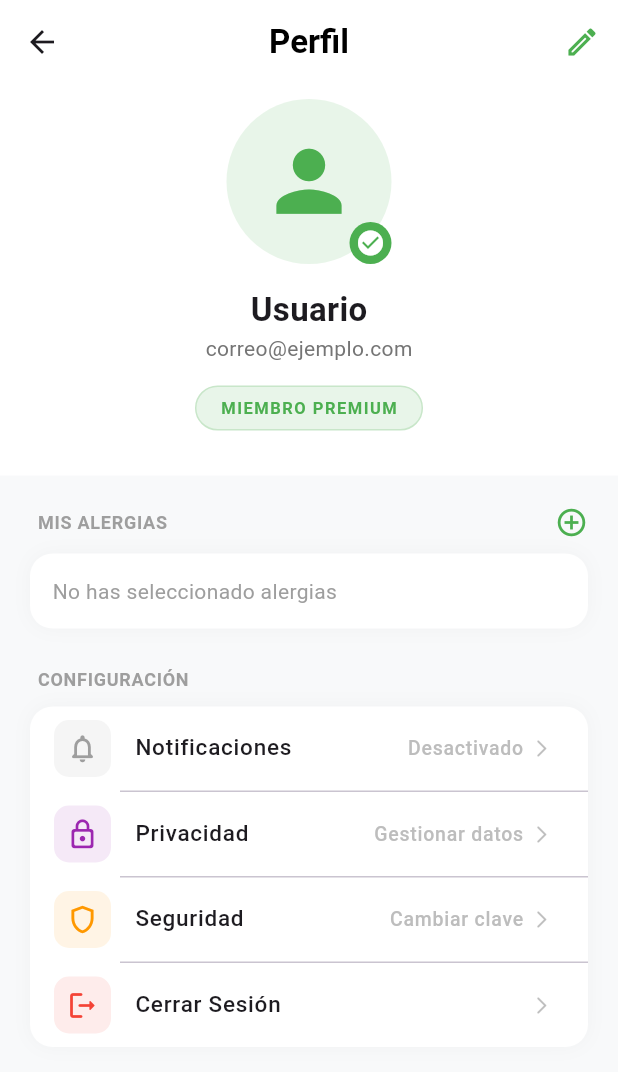
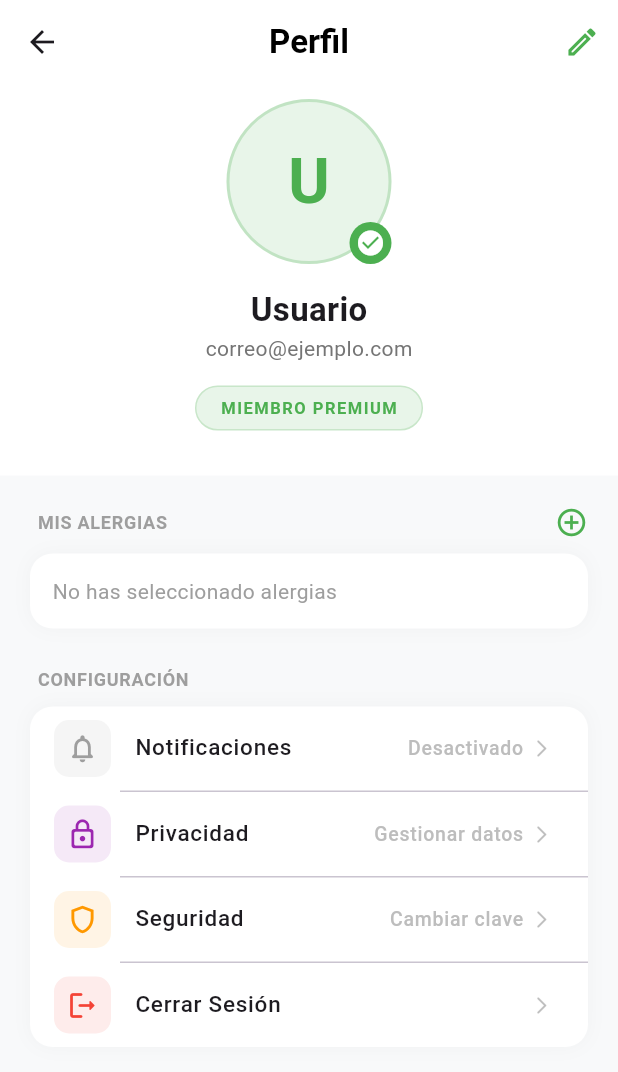
Before and after one commit to DanielARQ/SafeMenu, a Flutter app: the SettingsView screen opened by its route, after a tap on "Notificaciones", on a phone screen of 412 x 824 dp. Shown: the top 1072 px of the screen. Run offline on Flutter 3.47's test engine with Material 3 defaults, Android fonts, the phone set to English and light mode, and no system bars; our stand-ins replace camera, cloud_firestore, firebase_auth, firebase_core, google_sign_in, shared_preferences and 1 more; accounts and stored records are empty.

Commit message:
Correcion clase completa  en la vista settings view

```diff
--- a/lib/view/settings_view.dart
+++ b/lib/view/settings_view.dart
@@ -12,7 +12,7 @@ class SettingsView extends StatefulWidget {
 }
 
 class _SettingsViewState extends State<SettingsView> {
-  final prefs = UserPrefs(); // Acceso a los datos guardados
+  final prefs = UserPrefs();
   late bool _isNotifActive;
 
   @override
@@ -23,10 +23,13 @@ class _SettingsViewState extends State<SettingsView> {
 
   @override
   Widget build(BuildContext context) {
-    // Obtenemos los datos actuales persistidos
     String userName = prefs.name.isEmpty ? "Usuario" : prefs.name;
-    String userEmail = prefs.email.isEmpty ? "correo@ejemplo.com" : prefs.email;
+    String userEmail =
+        prefs.email.isEmpty ? "correo@ejemplo.com" : prefs.email;
     List<String> myAllergies = prefs.allergies;
+
+    final String initial =
+        userName.isNotEmpty ? userName.trim()[0].toUpperCase() : "U";
 
     return Scaffold(
       backgroundColor: const Color(0xFFF8F9FA),
@@ -50,7 +53,6 @@ class _SettingsViewState extends State<SettingsView> {
       body: SingleChildScrollView(
         child: Column(
           children: [
-            // --- CABECERA DE PERFIL ---
             Container(
               color: Colors.white,
               width: double.infinity,
@@ -60,13 +62,26 @@ class _SettingsViewState extends State<SettingsView> {
                   Stack(
                     alignment: Alignment.bottomRight,
                     children: [
-                      CircleAvatar(
-                        radius: 55,
-                        backgroundColor: Colors.green[50],
-                        child: const Icon(
-                          Icons.person,
-                          size: 65,
-                          color: Colors.green,
+                      Container(
+                        width: 110,
+                        height: 110,
+                        decoration: BoxDecoration(
+                          shape: BoxShape.circle,
+                          color: const Color(0xFFE8F5E9),
+                          border: Border.all(
+                            color: const Color(0xFF4CAF50).withOpacity(0.25),
+                            width: 2,
+                          ),
+                        ),
+                        child: Center(
+                          child: Text(
+                            initial,
+                            style: const TextStyle(
+                              fontSize: 42,
+                              fontWeight: FontWeight.bold,
+                              color: Color(0xFF4CAF50),
+                            ),
+                          ),
                         ),
                       ),
                       Container(
@@ -122,12 +137,11 @@ class _SettingsViewState extends State<SettingsView> {
 
             const SizedBox(height: 20),
 
-            // --- SECCIÓN: MIS ALERGIAS ---
             _buildSectionHeader("MIS ALERGIAS", Icons.add, () async {
-              // Al regresar de la pantalla de setup, refrescamos la vista
               await Navigator.pushNamed(context, '/setup');
               setState(() {});
             }),
+
             Container(
               width: double.infinity,
               margin: const EdgeInsets.symmetric(horizontal: 20),
@@ -158,8 +172,8 @@ class _SettingsViewState extends State<SettingsView> {
 
             const SizedBox(height: 25),
 
-            // --- SECCIÓN: CONFIGURACIÓN ---
             _buildSectionHeader("CONFIGURACIÓN", null, null),
+
             Container(
               margin: const EdgeInsets.symmetric(horizontal: 20),
               decoration: BoxDecoration(
@@ -178,18 +192,13 @@ class _SettingsViewState extends State<SettingsView> {
                     Icons.notifications_none_rounded,
                     "Notificaciones",
                     _isNotifActive ? "Activado" : "Desactivado",
-                    _isNotifActive
-                        ? Colors.green
-                        : Colors.grey, // El icono cambia de color
+                    _isNotifActive ? Colors.green : Colors.grey,
                     onTap: () {
                       setState(() {
-                        _isNotifActive =
-                            !_isNotifActive; // Cambiamos el estado visual
-                        prefs.notificationsEnabled =
-                            _isNotifActive; // Guardamos en memoria
+                        _isNotifActive = !_isNotifActive;
+                        prefs.notificationsEnabled = _isNotifActive;
                       });
 
-                      // Feedback rápido al usuario
                       ScaffoldMessenger.of(context).showSnackBar(
                         SnackBar(
                           content: Text(
@@ -198,9 +207,8 @@ class _SettingsViewState extends State<SettingsView> {
                                 : "Notificaciones silenciadas",
                           ),
                           duration: const Duration(milliseconds: 500),
-                          backgroundColor: _isNotifActive
-                              ? Colors.green
-                              : Colors.grey,
+                          backgroundColor:
+                              _isNotifActive ? Colors.green : Colors.grey,
                         ),
                       );
                     },
@@ -286,12 +294,10 @@ class _SettingsViewState extends State<SettingsView> {
   Widget _buildAllergyChip(String label) {
     return GestureDetector(
       onTap: () async {
-        // 1. Obtenemos la lista actual, quitamos la alergia y guardamos
         List<String> currentAllergies = List.from(prefs.allergies);
         currentAllergies.remove(label);
         prefs.allergies = currentAllergies;
 
-        // 2. Refrescamos la pantalla
         setState(() {});
 
         ScaffoldMessenger.of(context).showSnackBar(
@@ -401,11 +407,9 @@ class _SettingsViewState extends State<SettingsView> {
           ),
           TextButton(
             onPressed: () async {
-              // Borramos todo en SharedPreferences
               final prefs = await SharedPreferences.getInstance();
               await prefs.clear();
 
-              // Enviamos al login y cerramos todo
               Navigator.pushNamedAndRemoveUntil(
                 context,
                 '/login',
@@ -437,7 +441,6 @@ class _SettingsViewState extends State<SettingsView> {
           ),
           TextButton(
             onPressed: () async {
-              // Firebase envía el correo automáticamente
               await FirebaseAuth.instance.sendPasswordResetEmail(
                 email: prefs.email,
               );
```
